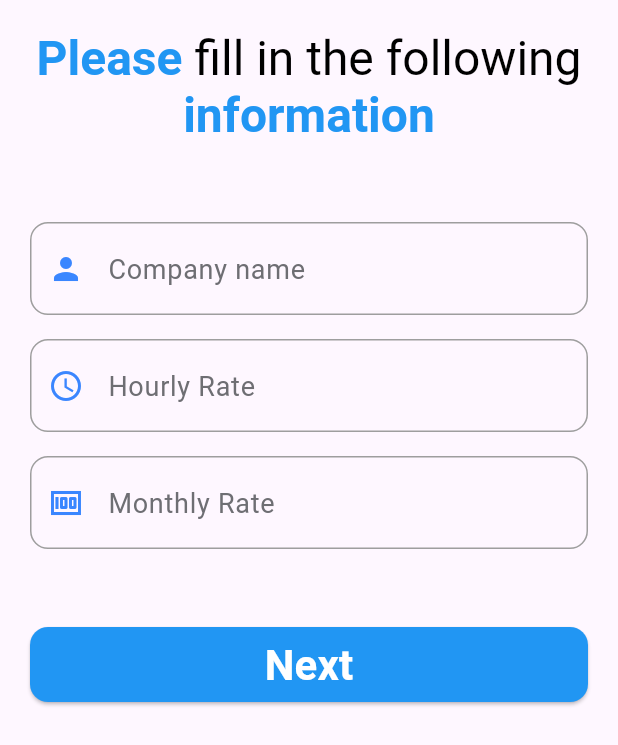
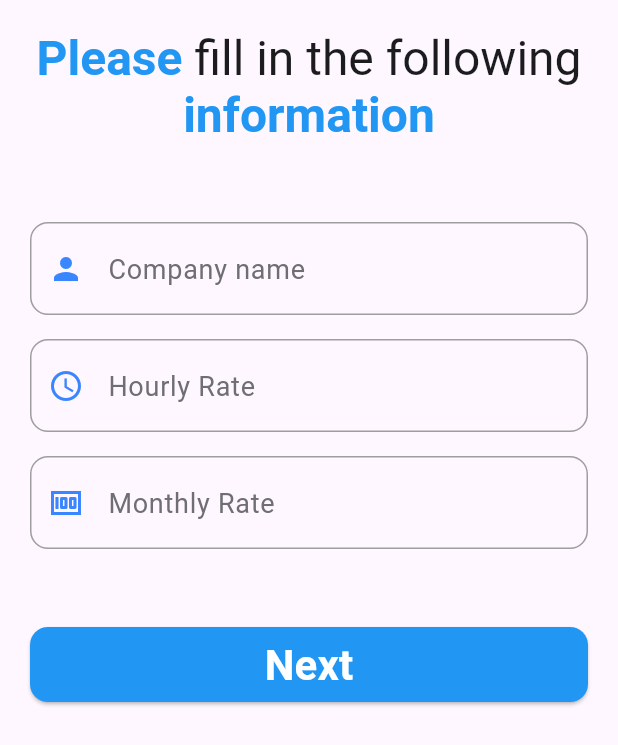
Before and after one commit to WaelLasheen/Job-Link, a Flutter app: the CompanyFormScreen screen opened by its route, on a phone screen of 412 x 824 dp. Shown: the top 745 px of the screen. Run offline on Flutter 3.47's test engine with Material 3 defaults, Android fonts, the phone set to English and light mode, and no system bars; our stand-ins replace cloud_firestore, file_picker, firebase_auth, firebase_core, flutter_bloc, flutter_offline and 6 more; accounts and stored records are empty; project files that could hold a hidden picture were left out.

Commit message:
✨ feat(auth): implement rich text title widget and update UI
- create a custom RichTextTitle widget for consistent title styling
- refactor titles in company and freelancer forms to use RichTextTitle
- update text field styles to use theme's textFieldStyle
- remove unused PositionedShape widget
- remove dark theme definition
- update select user type screen subtitle style to use theme's hintStyle

```diff
--- a/lib/core/shared/widgets/app_text_field.dart
+++ b/lib/core/shared/widgets/app_text_field.dart
@@ -38,7 +38,7 @@ class AppTextField extends StatelessWidget {
         ),
         hintStyle: theme.hintStyle,
       ),
-      style: theme.labelStyle,
+      style: theme.textFieldStyle,
       keyboardType: keyboardType,
     );
   }
--- a/lib/core/theme/app_theme.dart
+++ b/lib/core/theme/app_theme.dart
@@ -1,40 +1,26 @@
 import 'package:flutter/material.dart';
 
 class AppTheme extends ThemeExtension<AppTheme> {
-  final Color backgroundGradientStart;
-  final Color backgroundGradientEnd;
-  final Color accentBlue;
-  final Color accentCyan;
-  final Color accentPurple;
-  final Color accentGray;
-  final Color accentTeal;
   final Color accentLighterBlue;
-  final Color accentDarkerPurple;
-  final Color accentLighterCyan;
   final Color blue;
   final TextStyle titleStyle;
   final TextStyle subtitleStyle;
   final TextStyle labelStyle;
   final TextStyle bodyStyle;
+  final TextStyle textFieldStyle;
   final TextStyle hintStyle;
+  final TextStyle richTextTitleStyle;
 
   const AppTheme({
-    required this.backgroundGradientStart,
-    required this.backgroundGradientEnd,
-    required this.accentBlue,
-    required this.accentCyan,
-    required this.accentPurple,
-    required this.accentGray,
-    required this.accentTeal,
     required this.accentLighterBlue,
-    required this.accentDarkerPurple,
-    required this.accentLighterCyan,
     required this.titleStyle,
     required this.subtitleStyle,
     required this.labelStyle,
     required this.bodyStyle,
+    required this.textFieldStyle,
     required this.hintStyle,
     required this.blue,
+    required this.richTextTitleStyle,
   });
 
   @override
@@ -53,28 +39,21 @@ class AppTheme extends ThemeExtension<AppTheme> {
     TextStyle? subtitleStyle,
     TextStyle? labelStyle,
     TextStyle? bodyStyle,
-    TextStyle? captionStyle,
+    TextStyle? hintStyle,
     Color? blue,
+    TextStyle? largeTitleStyle,
+    TextStyle? textFieldStyle,
   }) {
     return AppTheme(
-      backgroundGradientStart:
-          backgroundGradientStart ?? this.backgroundGradientStart,
-      backgroundGradientEnd:
-          backgroundGradientEnd ?? this.backgroundGradientEnd,
-      accentBlue: accentBlue ?? this.accentBlue,
-      accentCyan: accentCyan ?? this.accentCyan,
-      accentPurple: accentPurple ?? this.accentPurple,
-      accentGray: accentGray ?? this.accentGray,
-      accentTeal: accentTeal ?? this.accentTeal,
       accentLighterBlue: accentLighterBlue ?? this.accentLighterBlue,
-      accentDarkerPurple: accentDarkerPurple ?? this.accentDarkerPurple,
-      accentLighterCyan: accentLighterCyan ?? this.accentLighterCyan,
       titleStyle: titleStyle ?? this.titleStyle,
       subtitleStyle: subtitleStyle ?? this.subtitleStyle,
       labelStyle: labelStyle ?? this.labelStyle,
       bodyStyle: bodyStyle ?? this.bodyStyle,
-      hintStyle: captionStyle ?? this.hintStyle,
+      hintStyle: hintStyle ?? this.hintStyle,
       blue: blue ?? this.blue,
+      richTextTitleStyle: largeTitleStyle ?? this.richTextTitleStyle,
+      textFieldStyle: textFieldStyle ?? this.textFieldStyle,
     );
   }
 
@@ -84,34 +63,9 @@ class AppTheme extends ThemeExtension<AppTheme> {
       return this;
     }
     return AppTheme(
-      backgroundGradientStart: Color.lerp(
-        backgroundGradientStart,
-        other.backgroundGradientStart,
-        t,
-      )!,
-      backgroundGradientEnd: Color.lerp(
-        backgroundGradientEnd,
-        other.backgroundGradientEnd,
-        t,
-      )!,
-      accentBlue: Color.lerp(accentBlue, other.accentBlue, t)!,
-      accentCyan: Color.lerp(accentCyan, other.accentCyan, t)!,
-      accentPurple: Color.lerp(accentPurple, other.accentPurple, t)!,
-      accentGray: Color.lerp(accentGray, other.accentGray, t)!,
-      accentTeal: Color.lerp(accentTeal, other.accentTeal, t)!,
       accentLighterBlue: Color.lerp(
         accentLighterBlue,
         other.accentLighterBlue,
-        t,
-      )!,
-      accentDarkerPurple: Color.lerp(
-        accentDarkerPurple,
-        other.accentDarkerPurple,
-        t,
-      )!,
-      accentLighterCyan: Color.lerp(
-        accentLighterCyan,
-        other.accentLighterCyan,
         t,
       )!,
       titleStyle: TextStyle.lerp(titleStyle, other.titleStyle, t)!,
@@ -120,6 +74,12 @@ class AppTheme extends ThemeExtension<AppTheme> {
       bodyStyle: TextStyle.lerp(bodyStyle, other.bodyStyle, t)!,
       hintStyle: TextStyle.lerp(hintStyle, other.hintStyle, t)!,
       blue: Color.lerp(blue, other.blue, t)!,
+      richTextTitleStyle: TextStyle.lerp(
+        richTextTitleStyle,
+        other.richTextTitleStyle,
+        t,
+      )!,
+      textFieldStyle: TextStyle.lerp(textFieldStyle, other.textFieldStyle, t)!,
     );
   }
 }
--- a/lib/core/theme/dark_theme_definition.dart
+++ b/lib/core/theme/dark_theme_definition.dart
@@ -1,46 +1,46 @@
-import 'package:flutter/material.dart';
-import 'package:job_link/core/theme/app_theme.dart';
+// import 'package:flutter/material.dart';
+// import 'package:job_link/core/theme/app_theme.dart';
 
-const darkThemeDefinition = AppTheme(
-  backgroundGradientStart: Color(0xFF1F2937),
-  backgroundGradientEnd: Color(0xFF0B4F6C),
-  accentBlue: Color(0x803B82F6),
-  accentCyan: Color(0x7A06B6D4),
-  accentPurple: Color(0x998A5CF6),
-  accentGray: Color(0x809E9E9E),
-  accentTeal: Color(0x8014B8A6),
-  accentLighterBlue: Color(0x7A3B82F6),
-  accentDarkerPurple: Color(0x7A9333EA),
-  accentLighterCyan: Color(0x800EA5E9),
-  blue: Color(0xff366fff),
+// const darkThemeDefinition = AppTheme(
+//   backgroundGradientStart: Color(0xFF1F2937),
+//   backgroundGradientEnd: Color(0xFF0B4F6C),
+//   accentBlue: Color(0x803B82F6),
+//   accentCyan: Color(0x7A06B6D4),
+//   accentPurple: Color(0x998A5CF6),
+//   accentGray: Color(0x809E9E9E),
+//   accentTeal: Color(0x8014B8A6),
+//   accentLighterBlue: Color(0x7A3B82F6),
+//   accentDarkerPurple: Color(0x7A9333EA),
+//   accentLighterCyan: Color(0x800EA5E9),
+//   blue: Color(0xff366fff),
 
-  titleStyle: TextStyle(
-    fontSize: 28,
-    fontWeight: FontWeight.bold,
-    color: Color(0xFFEFF6FF),
-  ),
+//   titleStyle: TextStyle(
+//     fontSize: 28,
+//     fontWeight: FontWeight.bold,
+//     color: Color(0xFFEFF6FF),
+//   ),
 
-  subtitleStyle: TextStyle(
-    fontSize: 22,
-    fontWeight: FontWeight.w500,
-    color: Color(0xFFBFDBFE),
-  ),
+//   subtitleStyle: TextStyle(
+//     fontSize: 22,
+//     fontWeight: FontWeight.w500,
+//     color: Color(0xFFBFDBFE),
+//   ),
 
-  labelStyle: TextStyle(
-    fontSize: 20,
-    fontWeight: FontWeight.bold,
-    color: Color(0xFF1C1C1E),
-  ),
+//   labelStyle: TextStyle(
+//     fontSize: 20,
+//     fontWeight: FontWeight.bold,
+//     color: Color(0xFF1C1C1E),
+//   ),
 
-  hintStyle: TextStyle(
-    fontSize: 18,
-    fontWeight: FontWeight.normal,
-    color: Color(0xFFC4C4C4),
-  ),
+//   hintStyle: TextStyle(
+//     fontSize: 18,
+//     fontWeight: FontWeight.normal,
+//     color: Color(0xFFC4C4C4),
+//   ),
 
-  bodyStyle: TextStyle(
-    fontSize: 18,
-    fontWeight: FontWeight.normal,
-    color: Color(0xFF6E6E73),
-  ),
-);
+//   bodyStyle: TextStyle(
+//     fontSize: 18,
+//     fontWeight: FontWeight.normal,
+//     color: Color(0xFF6E6E73),
+//   ),
+// );
--- a/lib/core/theme/light_theme_definition.dart
+++ b/lib/core/theme/light_theme_definition.dart
@@ -2,16 +2,7 @@ import 'package:flutter/material.dart';
 import 'package:job_link/core/theme/app_theme.dart';
 
 const lightThemeDefinition = AppTheme(
-  backgroundGradientStart: Color(0xFFF9FAFB),
-  backgroundGradientEnd: Color(0xFFE0F2FE),
-  accentBlue: Color(0x4D3B82F6),
-  accentCyan: Color(0x4706B6D4),
-  accentPurple: Color(0x638A5CF6),
-  accentGray: Color(0x549E9E9E),
-  accentTeal: Color(0x4D14B8A6),
   accentLighterBlue: Color(0x403B82F6),
-  accentDarkerPurple: Color(0x479333EA),
-  accentLighterCyan: Color(0x4D0EA5E9),
   blue: Color(0xff3a86ff),
 
   titleStyle: TextStyle(
@@ -32,6 +23,12 @@ const lightThemeDefinition = AppTheme(
     color: Color(0xFF1C1C1E),
   ),
 
+  textFieldStyle: TextStyle(
+    fontSize: 20,
+    color: Color(0XFF1E1E24),
+    fontWeight: FontWeight.w500,
+  ),
+
   hintStyle: TextStyle(
     fontSize: 18,
     fontWeight: FontWeight.normal,
@@ -43,4 +40,6 @@ const lightThemeDefinition = AppTheme(
     fontWeight: FontWeight.normal,
     color: Color(0xFF1F2937),
   ),
+
+  richTextTitleStyle: TextStyle(fontSize: 32, color: Color(0xFF1C1C1E)),
 );
--- a/lib/main.dart
+++ b/lib/main.dart
@@ -38,9 +38,9 @@ class JobLink extends StatelessWidget {
         theme: ThemeData.light().copyWith(
           extensions: const [lightThemeDefinition],
         ),
-        darkTheme: ThemeData.dark().copyWith(
-          extensions: const [darkThemeDefinition],
-        ),
+        // darkTheme: ThemeData.dark().copyWith(
+        //   extensions: const [darkThemeDefinition],
+        // ),
         themeMode: ThemeMode.light,
         debugShowCheckedModeBanner: false,
         onGenerateRoute: AppRouter().generateRoute,
--- a/lib/modules/auth/presentation/screens/company_form_screen.dart
+++ b/lib/modules/auth/presentation/screens/company_form_screen.dart
@@ -6,6 +6,7 @@ import 'package:job_link/modules/auth/data/models/job_owner.dart';
 import 'package:job_link/core/shared/validation/validation_services.dart';
 import 'package:job_link/core/shared/widgets/app_button.dart';
 import 'package:job_link/core/shared/widgets/app_text_field.dart';
+import 'package:job_link/modules/auth/presentation/widgets/rich_text_title.dart';
 
 class CompanyFormScreen extends StatefulWidget {
   const CompanyFormScreen({super.key});
@@ -47,7 +48,11 @@ class _CompanyFormScreenState extends State<CompanyFormScreen> {
               child: Column(
                 spacing: 16,
                 children: [
-                  _title(),
+                  const RichTextTitle(
+                    titlePart1: 'Please ',
+                    titlePart2: 'fill in the following ',
+                    titlePart3: 'information',
+                  ),
                   const SizedBox(height: 20),
                   AppTextField(
                     hint: 'Company name',
@@ -83,26 +88,6 @@ class _CompanyFormScreenState extends State<CompanyFormScreen> {
     );
   }
 
-  Widget _title() {
-    return RichText(
-      textAlign: TextAlign.center,
-      text: TextSpan(
-        style: const TextStyle(fontSize: 32, color: Colors.black),
-        children: const [
-          TextSpan(
-            text: "Please ",
-            style: TextStyle(fontWeight: FontWeight.bold, color: Colors.blue),
-          ),
-          TextSpan(text: "fill in the following "),
-          TextSpan(
-            text: "information",
-            style: TextStyle(fontWeight: FontWeight.bold, color: Colors.blue),
-          ),
-        ],
-      ),
-    );
-  }
-
   Widget _button(BuildContext context) {
     return AppButton(
       text: 'Next',
--- a/lib/modules/auth/presentation/widgets/app_password_field.dart
+++ b/lib/modules/auth/presentation/widgets/app_password_field.dart
@@ -28,7 +28,7 @@ class _AppPasswordFieldState extends State<AppPasswordField> {
       obscureText: _obscure,
       validator: widget.validator,
       decoration: InputDecoration(
-        prefixIcon: const Icon(Icons.lock, color: Colors.blue),
+        prefixIcon: Icon(Icons.lock, color: theme.blue),
         hintText: widget.hint,
         hintStyle: theme.hintStyle,
         border: OutlineInputBorder(borderRadius: BorderRadius.circular(12)),
@@ -47,7 +47,7 @@ class _AppPasswordFieldState extends State<AppPasswordField> {
           onPressed: () => setState(() => _obscure = !_obscure),
         ),
       ),
-      style: theme.labelStyle,
+      style: theme.textFieldStyle,
     );
   }
 }
--- /dev/null
+++ b/lib/modules/auth/presentation/widgets/rich_text_title.dart
@@ -0,0 +1,42 @@
+import 'package:flutter/material.dart';
+import 'package:job_link/core/theme/app_theme.dart';
+
+class RichTextTitle extends StatelessWidget {
+  final String titlePart1;
+  final String titlePart2;
+  final String titlePart3;
+  const RichTextTitle({
+    super.key,
+    required this.titlePart1,
+    required this.titlePart2,
+    required this.titlePart3,
+  });
+
+  @override
+  Widget build(BuildContext context) {
+    final AppTheme theme = Theme.of(context).extension<AppTheme>()!;
+    return RichText(
+      textAlign: TextAlign.center,
+      text: TextSpan(
+        style: theme.richTextTitleStyle,
+        children: [
+          TextSpan(
+            text: titlePart1,
+            style: theme.richTextTitleStyle.copyWith(
+              color: Colors.blue,
+              fontWeight: FontWeight.bold,
+            ),
+          ),
+          TextSpan(text: titlePart2),
+          TextSpan(
+            text: titlePart3,
+            style: theme.richTextTitleStyle.copyWith(
+              color: Colors.blue,
+              fontWeight: FontWeight.bold,
+            ),
+          ),
+        ],
+      ),
+    );
+  }
+}
```
Also changed, not shown: lib/core/shared/widgets/positioned_shape.dart (deleted, +0 -49 lines), lib/modules/auth/presentation/screens/freelancer_form_screen.dart (+6 -21 lines), lib/modules/auth/presentation/screens/select_user_type_screen.dart (+12 -24 lines).
